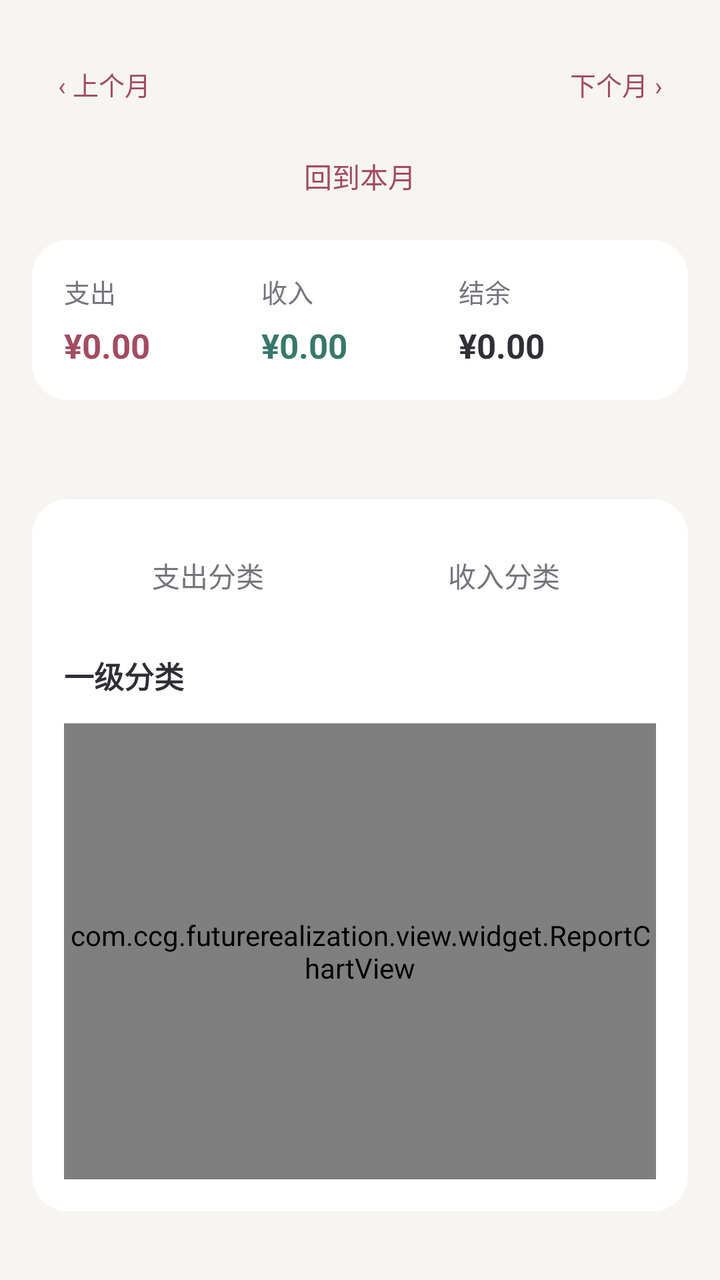
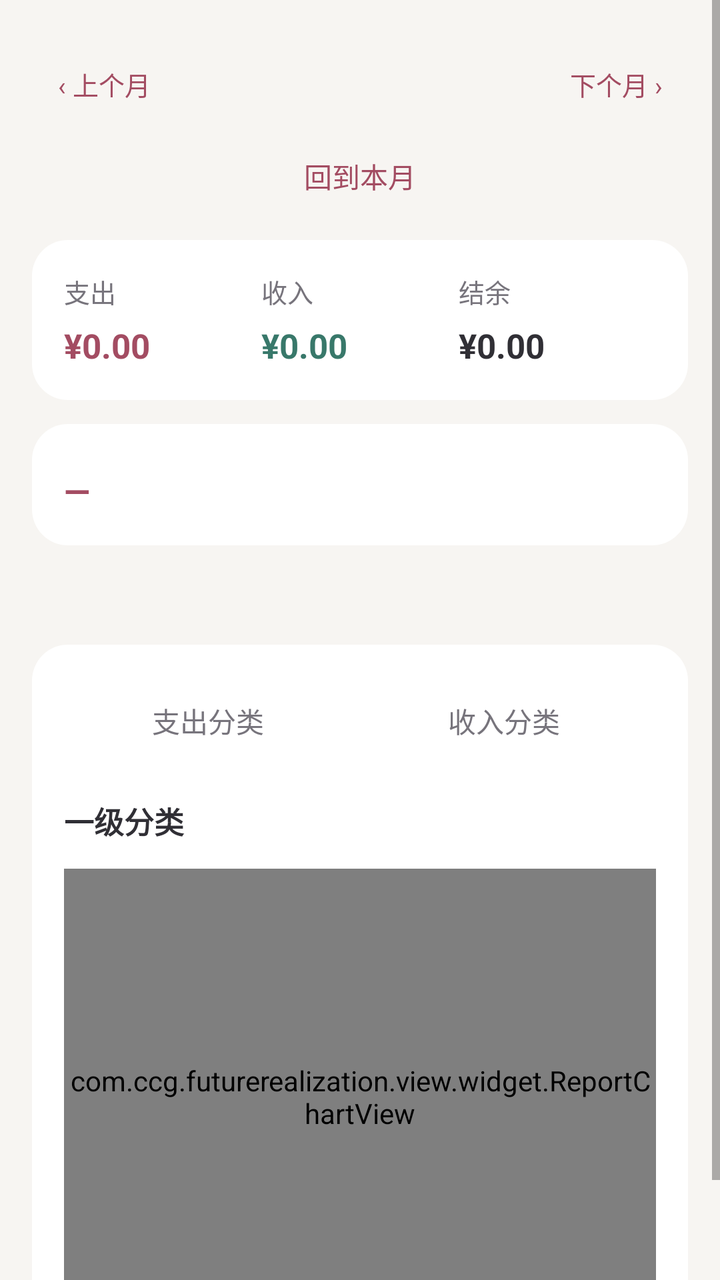

Two renders of the same Android screen: before a commit and after it. Below are the layout's source before the change and the commit's diff.
<!-- AndroidManifest.xml: application theme Theme.FutureRealization -->
<!-- res/layout/activity_report.xml -->
<?xml version="1.0" encoding="utf-8"?>
<ScrollView xmlns:android="http://schemas.android.com/apk/res/android"
    android:layout_width="match_parent" android:layout_height="match_parent" android:fillViewport="true"
    android:background="@color/ledger_background">
    <LinearLayout android:layout_width="match_parent" android:layout_height="wrap_content" android:orientation="vertical" android:padding="16dp">
        <LinearLayout android:layout_width="match_parent" android:layout_height="52dp" android:gravity="center_vertical">
            <TextView android:id="@+id/report_previous" style="@style/LedgerTextButton" android:text="‹ 上个月" />
            <TextView android:id="@+id/report_month" android:layout_width="0dp" android:layout_weight="1" android:layout_height="match_parent"
                android:gravity="center" android:textSize="18sp" android:textStyle="bold" android:textColor="@color/ledger_text" android:background="?attr/selectableItemBackground" />
            <TextView android:id="@+id/report_next" style="@style/LedgerTextButton" android:text="下个月 ›" />
        </LinearLayout>
        <TextView android:id="@+id/report_this_month" android:layout_width="match_parent" android:layout_height="40dp"
            android:text="回到本月" android:gravity="center" android:textColor="@color/ledger_accent" android:background="?attr/selectableItemBackground" />
        <LinearLayout android:layout_width="match_parent" android:layout_height="wrap_content" android:layout_marginTop="12dp" android:padding="16dp"
            android:background="@drawable/ledger_card">
            <LinearLayout android:layout_width="0dp" android:layout_weight="1" android:layout_height="wrap_content" android:orientation="vertical">
                <TextView style="@style/LedgerCaption" android:text="支出" />
                <TextView android:id="@+id/report_expense" style="@style/LedgerAmount" android:textColor="@color/ledger_accent" />
            </LinearLayout>
            <LinearLayout android:layout_width="0dp" android:layout_weight="1" android:layout_height="wrap_content" android:orientation="vertical">
                <TextView style="@style/LedgerCaption" android:text="收入" />
                <TextView android:id="@+id/report_income" style="@style/LedgerAmount" android:textColor="@color/ledger_income" />
            </LinearLayout>
            <LinearLayout android:layout_width="0dp" android:layout_weight="1" android:layout_height="wrap_content" android:orientation="vertical">
                <TextView style="@style/LedgerCaption" android:text="结余" />
                <TextView android:id="@+id/report_balance" style="@style/LedgerAmount" android:textColor="@color/ledger_text" />
            </LinearLayout>
        </LinearLayout>
        <TextView android:id="@+id/report_status" style="@style/LedgerCaption" android:paddingTop="16dp" android:paddingBottom="16dp" />
        <LinearLayout android:layout_width="match_parent" android:layout_height="wrap_content" android:orientation="vertical" android:padding="16dp" android:background="@drawable/ledger_card">
            <LinearLayout android:layout_width="match_parent" android:layout_height="48dp">
                <TextView android:id="@+id/report_expense_tab" style="@style/LedgerFilter" android:text="支出分类" />
                <TextView android:id="@+id/report_income_tab" style="@style/LedgerFilter" android:text="收入分类" />
            </LinearLayout>
            <LinearLayout android:layout_width="match_parent" android:layout_height="48dp" android:gravity="center_vertical">
                <TextView android:id="@+id/report_path" android:layout_width="0dp" android:layout_weight="1" android:layout_height="wrap_content"
                    android:text="一级分类" android:textSize="15sp" android:textStyle="bold" android:textColor="@color/ledger_text" />
                <TextView android:id="@+id/report_group_back" style="@style/LedgerTextButton" android:text="‹ 返回" android:visibility="gone" />
            </LinearLayout>
            <com.ccg.futurerealization.view.widget.ReportChartView android:id="@+id/account_pie_chart"
                android:layout_width="match_parent" android:layout_height="228dp" />
            <LinearLayout android:id="@+id/report_legend" android:layout_width="match_parent" android:layout_height="wrap_content" android:orientation="vertical" />
        </LinearLayout>
    </LinearLayout>
</ScrollView>
<!-- resources referenced by this layout -->
<resources>
  <color name="ledger_accent">#A34C62</color>
  <color name="ledger_background">#F7F5F2</color>
  <color name="ledger_income">#38786A</color>
  <color name="ledger_text">#302F35</color>
  <!-- drawable ledger_card (drawable) -->
  <?xml version="1.0" encoding="utf-8"?>
  <shape xmlns:android="http://schemas.android.com/apk/res/android" android:shape="rectangle">
      <solid android:color="@color/ledger_surface" />
      <corners android:radius="18dp" />
  </shape>
  <style name="LedgerAmount">
          <item name="android:layout_width">match_parent</item>
          <item name="android:layout_height">wrap_content</item>
          <item name="android:paddingTop">6dp</item>
          <item name="android:textSize">17sp</item>
          <item name="android:textStyle">bold</item>
          <item name="android:text">¥0.00</item>
          <item name="android:maxLines">1</item>
          <item name="android:autoSizeTextType">uniform</item>
          <item name="android:autoSizeMinTextSize">10sp</item>
          <item name="android:autoSizeMaxTextSize">17sp</item>
          <item name="android:autoSizeStepGranularity">1sp</item>
      </style>
  <style name="LedgerCaption">
          <item name="android:layout_width">wrap_content</item><item name="android:layout_height">wrap_content</item>
          <item name="android:textColor">@color/ledger_muted</item><item name="android:textSize">13sp</item>
      </style>
  <style name="LedgerFilter">
          <item name="android:layout_width">0dp</item><item name="android:layout_height">44dp</item><item name="android:layout_weight">1</item>
          <item name="android:gravity">center</item><item name="android:layout_marginEnd">4dp</item><item name="android:textSize">14sp</item>
          <item name="android:background">@drawable/ledger_filter</item><item name="android:textColor">@color/ledger_filter_text</item>
      </style>
  <style name="LedgerTextButton">
          <item name="android:layout_width">72dp</item><item name="android:layout_height">48dp</item>
          <item name="android:gravity">center</item><item name="android:textSize">13sp</item>
          <item name="android:textColor">@color/ledger_accent</item><item name="android:background">?attr/selectableItemBackground</item>
      </style>
  <style name="Theme.FutureRealization" parent="Theme.MaterialComponents.DayNight.DarkActionBar">
          
          
          <item name="colorPrimaryVariant">@color/app_theme_color</item>
          <item name="colorOnPrimary">@color/white</item>
          
          <item name="colorSecondary">@color/teal_200</item>
          <item name="colorSecondaryVariant">@color/teal_700</item>
          <item name="colorOnSecondary">@color/black</item>
          
          <item name="android:statusBarColor" tools:targetApi="l">?attr/colorPrimaryVariant</item>
          
          <item name="textAllCaps">false</item>
          <item name="colorAccent">@color/app_theme_color</item>
          <item name="colorPrimary">@color/app_theme_color</item>
          <item name="colorPrimaryDark">@color/app_theme_color</item>
      </style>
  <color name="ledger_surface">#FFFFFF</color>
  <color name="ledger_muted">#77747C</color>
  <!-- drawable ledger_filter (drawable) -->
  <selector xmlns:android="http://schemas.android.com/apk/res/android">
      <item android:state_selected="true"><shape><solid android:color="@color/ledger_soft" /><corners android:radius="12dp" /></shape></item>
      <item><shape><solid android:color="@color/ledger_surface" /><corners android:radius="12dp" /></shape></item>
  </selector>
  <color name="app_theme_color">@color/ledger_accent</color>
  <color name="white">#FFFFFFFF</color>
  <color name="teal_200">#FF03DAC5</color>
  <color name="teal_700">#FF018786</color>
  <color name="black">#FF000000</color>
  <color name="ledger_soft">#F7E7EB</color>
</resources>

<!-- the commit's change to res/layout/activity_report.xml (unified diff, before → after) -->
@@ -26,6 +26,9 @@
                 <TextView android:id="@+id/report_balance" style="@style/LedgerAmount" android:textColor="@color/ledger_text" />
             </LinearLayout>
         </LinearLayout>
+        <LinearLayout android:layout_width="match_parent" android:layout_height="wrap_content" android:orientation="vertical" android:layout_marginTop="12dp" android:padding="16dp" android:background="@drawable/ledger_card">
+            <TextView android:id="@+id/report_engel" style="@style/LedgerAmount" android:textColor="@color/ledger_accent" android:text="—" />
+        </LinearLayout>
         <TextView android:id="@+id/report_status" style="@style/LedgerCaption" android:paddingTop="16dp" android:paddingBottom="16dp" />
         <LinearLayout android:layout_width="match_parent" android:layout_height="wrap_content" android:orientation="vertical" android:padding="16dp" android:background="@drawable/ledger_card">
             <LinearLayout android:layout_width="match_parent" android:layout_height="48dp">
